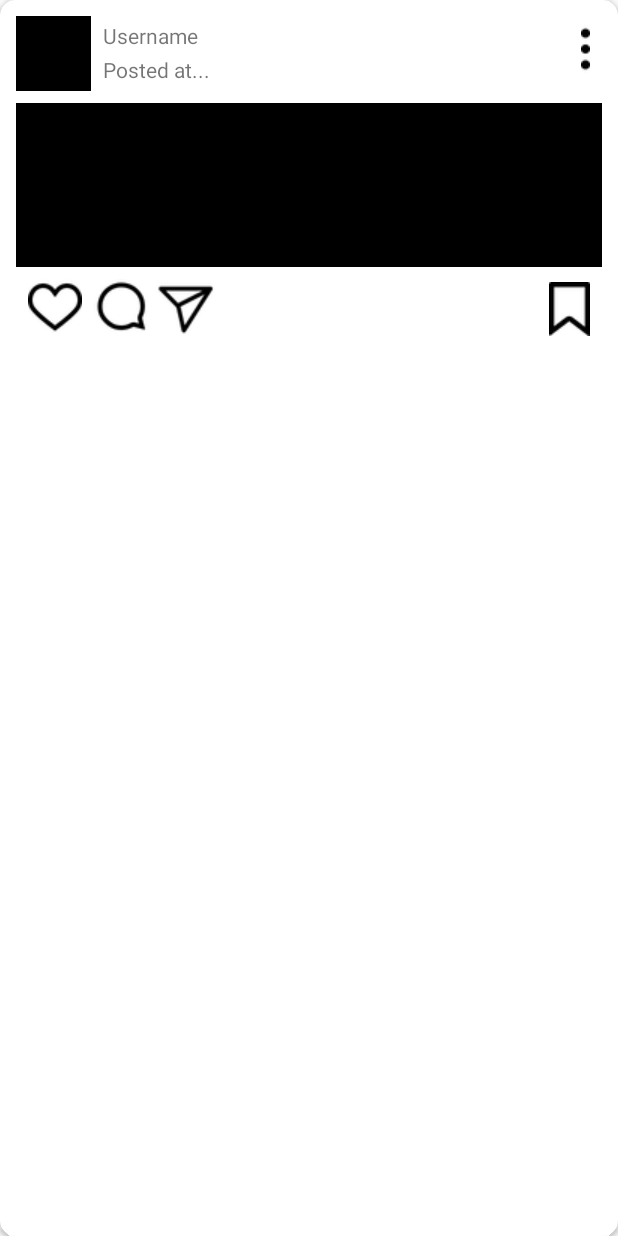
After one commit to mangotapioca13/Instagram_parse, an Android app: the layout item_post.xml on its own in the app's theme, with its tools: preview values and no code run, on a phone screen of 412 x 824 dp. The commit adds this screen. Run offline under Robolectric (Android 15) with nearby library versions, the phone set to English and light mode, and no system bars.

Commit message:
design for item_post

```diff
--- a/app/build.gradle
+++ b/app/build.gradle
@@ -24,6 +24,10 @@ dependencies {
     implementation 'com.android.support:appcompat-v7:28.0.0'
     implementation 'com.android.support.constraint:constraint-layout:1.1.3'
 
+    // CardView
+    implementation 'com.android.support:cardview-v7:28.0.0'
+    implementation "com.android.support:design:28.0.0"
+
     // Parse SDK
     implementation 'com.parse.bolts:bolts-android:1.4.0'
     implementation 'com.github.parse-community.Parse-SDK-Android:parse:1.18.5'
--- a/app/src/main/java/com/example/instagram/HomeActivity.java
+++ b/app/src/main/java/com/example/instagram/HomeActivity.java
@@ -9,6 +9,7 @@ import android.support.v7.widget.Toolbar;
 import android.util.Log;
 import android.view.Menu;
 import android.view.MenuItem;
+import android.widget.Toast;
 
 import com.example.instagram.model.Post;
 import com.parse.FindCallback;
@@ -81,7 +82,7 @@ public class HomeActivity extends AppCompatActivity {
         int id = item.getItemId();
 
         if (id == R.id.miLogOut) {
-            // Toast.makeText(this, "LogOut Selected", Toast.LENGTH_SHORT).show();
+            Toast.makeText(this, "LogOut Selected", Toast.LENGTH_SHORT).show();
             ParseUser.logOut();
             Intent intent = new Intent(HomeActivity.this, LoginActivity.class);
             startActivity(intent);
--- /dev/null
+++ b/app/src/main/res/layout/item_post.xml
@@ -0,0 +1,121 @@
+<?xml version="1.0" encoding="utf-8"?>
+<android.support.v7.widget.CardView
+    xmlns:card_view="http://schemas.android.com/apk/res-auto"
+    xmlns:android="http://schemas.android.com/apk/res/android"
+    android:layout_width="match_parent"
+    android:layout_height="match_parent"
+    xmlns:tools="http://schemas.android.com/tools"
+    android:foreground="?android:attr/selectableItemBackground"
+    android:clickable="true"
+    card_view:cardBackgroundColor="#FFFFFF"
+    card_view:cardCornerRadius="10dp">
+
+    <android.support.constraint.ConstraintLayout
+        android:layout_width="match_parent"
+        android:layout_height="wrap_content"
+        android:layout_margin="5dp"
+        android:paddingStart="5dp"
+        android:paddingLeft="5dp"
+        android:paddingTop="5dp"
+        android:paddingEnd="5dp"
+        android:paddingRight="5dp"
+        android:paddingBottom="5dp"
+        tools:layout_editor_absoluteX="5dp"
+        tools:layout_editor_absoluteY="5dp">
+
+
+        <ImageView
+            android:id="@+id/ivProfileImage"
+            android:layout_width="50dp"
+            android:layout_height="50dp"
+            card_view:layout_constraintStart_toStartOf="parent"
+            card_view:layout_constraintTop_toTopOf="parent"
+            card_view:srcCompat="@android:color/black" />
+
+        <TextView
+            android:id="@+id/tvUsername"
+            android:layout_width="wrap_content"
+            android:layout_height="wrap_content"
+            android:layout_marginStart="8dp"
+            android:layout_marginTop="3dp"
+            android:text="@string/username"
+            card_view:layout_constraintStart_toEndOf="@+id/ivProfileImage"
+            card_view:layout_constraintTop_toTopOf="parent" />
+
+        <TextView
+            android:id="@+id/tvTimeAgo"
+            android:layout_width="wrap_content"
+            android:layout_height="wrap_content"
+            android:layout_marginStart="8dp"
+            android:layout_marginTop="3dp"
+            android:text="Posted at..."
+            card_view:layout_constraintStart_toEndOf="@+id/ivProfileImage"
+            card_view:layout_constraintTop_toBottomOf="@+id/tvUsername" />
+
+        <ImageView
+            android:id="@+id/ivPostImage"
+            android:layout_width="0dp"
+            android:layout_height="109dp"
+            android:layout_marginTop="8dp"
+            card_view:layout_constraintEnd_toEndOf="parent"
+            card_view:layout_constraintStart_toStartOf="parent"
+            card_view:layout_constraintTop_toBottomOf="@+id/ivProfileImage"
+            card_view:srcCompat="@android:color/black" />
+
+        <ImageButton
+            android:id="@+id/ibHeart"
+            android:layout_width="wrap_content"
+            android:layout_height="wrap_content"
+            android:layout_marginStart="8dp"
+            android:layout_marginTop="8dp"
+            android:background="@color/transparent"
+            card_view:layout_constraintStart_toStartOf="parent"
+            card_view:layout_constraintTop_toBottomOf="@+id/ivPostImage"
+            card_view:srcCompat="@drawable/ufi_heart" />
+
+        <ImageButton
+            android:id="@+id/ibComment"
+            android:layout_width="wrap_content"
+            android:layout_height="wrap_content"
+            android:layout_marginStart="8dp"
+            android:layout_marginTop="8dp"
+            android:background="@color/transparent"
+            card_view:layout_constraintStart_toEndOf="@+id/ibHeart"
+            card_view:layout_constraintTop_toBottomOf="@+id/ivPostImage"
+            card_view:srcCompat="@drawable/ufi_comment" />
+
+        <ImageButton
+            android:id="@+id/ibDirect"
+            android:layout_width="wrap_content"
+            android:layout_height="wrap_content"
+            android:layout_marginTop="3dp"
+            android:background="@color/transparent"
+            card_view:layout_constraintStart_toEndOf="@+id/ibComment"
+            card_view:layout_constraintTop_toBottomOf="@+id/ivPostImage"
+            card_view:srcCompat="@drawable/ufi_new_direct" />
+
+        <ImageButton
+            android:id="@+id/ibMore"
+            android:layout_width="wrap_content"
+            android:layout_height="wrap_content"
+            android:layout_marginTop="4dp"
+            android:layout_marginEnd="8dp"
+            android:background="@color/transparent"
+            card_view:layout_constraintEnd_toEndOf="parent"
+            card_view:layout_constraintTop_toTopOf="parent"
+            card_view:srcCompat="@drawable/ufi_more" />
+
+        <ImageButton
+            android:id="@+id/ibSave"
+            android:layout_width="wrap_content"
+            android:layout_height="wrap_content"
+            android:layout_marginTop="10dp"
+            android:layout_marginEnd="8dp"
+            android:background="@color/transparent"
+            card_view:layout_constraintEnd_toEndOf="parent"
+            card_view:layout_constraintTop_toBottomOf="@+id/ivPostImage"
+            card_view:srcCompat="@drawable/ufi_save" />
+
+    </android.support.constraint.ConstraintLayout>
+
+</android.support.v7.widget.CardView>
```
Also changed, not shown: app/src/main/java/com/example/instagram/model/Post.java (+16 -0 lines), app/src/main/res/drawable/ufi_comment.png, app/src/main/res/drawable/ufi_heart.png, app/src/main/res/drawable/ufi_more.png, app/src/main/res/drawable/ufi_new_direct.png, app/src/main/res/drawable/ufi_save.png.
